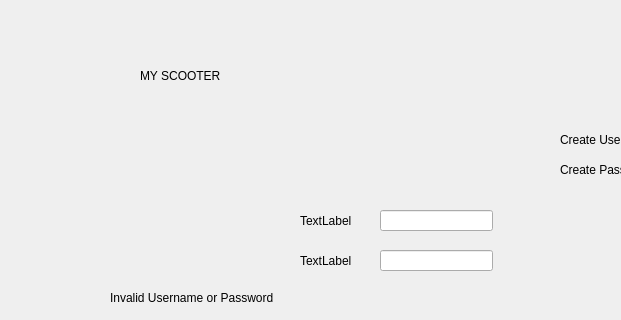
Before: the Qt Designer form mainwindow.ui in DanielleSamaroo/Group-5-Scooters, drawn with Qt 5; both pictures show x 0 to 621 and y 0 to 320 of the 800 by 600 pixel window.
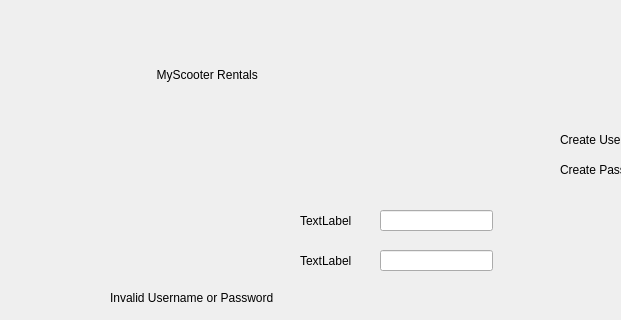
After: the same form once the commit is applied.

Patch:
```diff
--- a/mainwindow.ui
+++ b/mainwindow.ui
@@ -13,6 +13,12 @@
   <property name="windowTitle">
    <string>MainWindow</string>
   </property>
+  <property name="iconSize">
+   <size>
+    <width>24</width>
+    <height>24</height>
+   </size>
+  </property>
   <widget class="QWidget" name="centralwidget">
    <widget class="QPushButton" name="pushButton">
     <property name="geometry">
@@ -128,14 +134,17 @@
    <widget class="QLabel" name="label_3">
     <property name="geometry">
      <rect>
-      <x>140</x>
-      <y>40</y>
-      <width>351</width>
-      <height>71</height>
+      <x>30</x>
+      <y>0</y>
+      <width>401</width>
+      <height>150</height>
      </rect>
     </property>
     <property name="text">
-     <string>MY SCOOTER</string>
+     <string>MyScooter Rentals              </string>
+    </property>
+    <property name="alignment">
+     <set>Qt::AlignCenter</set>
     </property>
    </widget>
    <widget class="QLabel" name="label_6">
```
Left out of the diff: 2 changed lines with no effect on the pictures.
